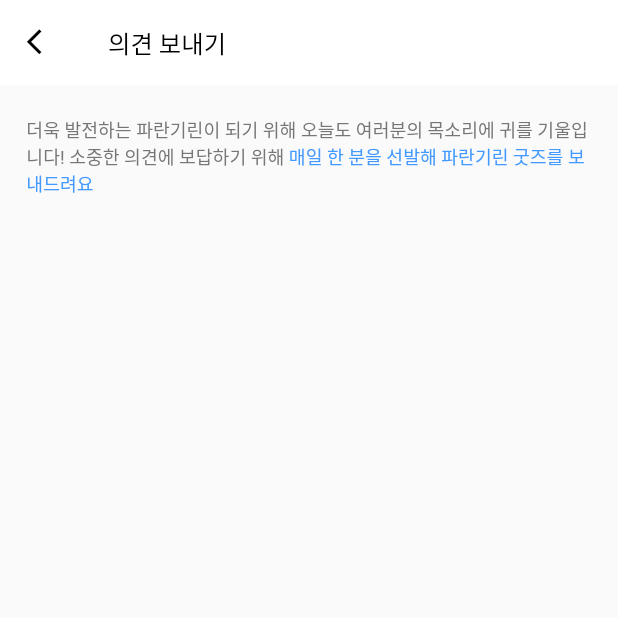
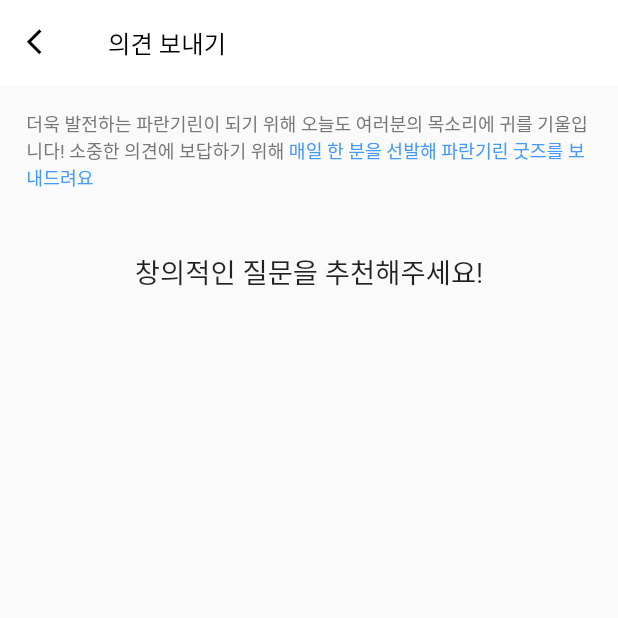
Before and after one commit to dandicompany/project_parangirin, a Flutter app: the SendComments screen opened directly, on a phone screen of 412 x 824 dp, the top half of it. Run offline on Flutter 3.47's test engine with Material 2 defaults, Android fonts, the phone set to English and light mode, and no system bars; our stand-ins replace audioplayers, camera, chewie, cloud_firestore, firebase_auth, firebase_core and 15 more; missing offline and left inert: flutter_downloader, flutter_facebook_auth, flutter_uploader, mailer, video_compress; accounts and stored records are empty; key blocks and very long unbroken strings in the code were emptied for the run.

Commit message:
Working on send_comments

```diff
--- a/paran_girin/lib/myPageDetail/send_comments.dart
+++ b/paran_girin/lib/myPageDetail/send_comments.dart
@@ -40,15 +40,15 @@
       appBar: BaseAppBar(
         title: '의견 보내기',
       ),
-      body: Column(
-        children: [
-          Container(
+      body: Container(
             padding: EdgeInsets.only(
-              top: ScreenUtil().setHeight(20),
+              top: ScreenUtil().setHeight(16),
               left: ScreenUtil().setWidth(16),
               right: ScreenUtil().setWidth(16),
             ),
-            child: RichText(
+            child: Column(
+              children: [
+                RichText(
                     text: new TextSpan(
                   style: TextStyle(
                       // fontFamily: 'Noto Sans KR',
@@ -64,9 +64,25 @@
                         style: new TextStyle(color: AppTheme.colors.primary2)),
                   ],
                 )),
+                SizedBox(
+                  width: double.infinity,
+                  height: ScreenUtil().setHeight(40)
                 ),
+                Text(
+                  "창의적인 질문을 추천해주세요!",
+                  style: TextStyle(
+                    fontSize: ScreenUtil().setSp(18),
+                  )
+                ),
+                SizedBox(height: ScreenUtil().setHeight(8)),
+                Container(
+                  width: double.infinity,
+                  height: ScreenUtil().setHeight(120)
+                  )
               ],
             ),
+          ),
+
     );
   }
 }
```
Lines whose indentation alone changed are shown as unchanged.
